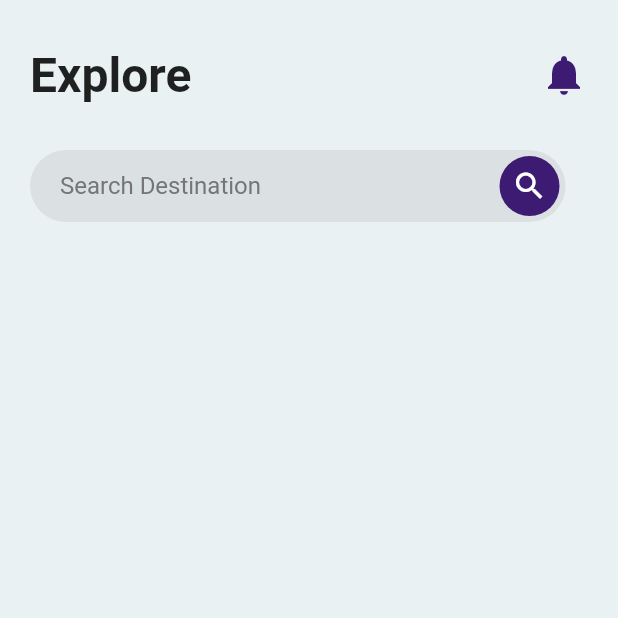
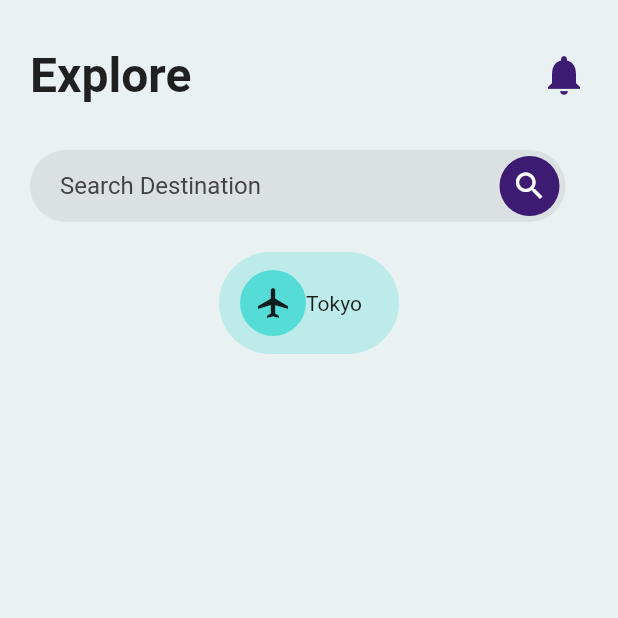
Before and after one commit to mamatovai000/japantravelapp, a Flutter app: the HomePage screen opened directly, on a phone screen of 412 x 824 dp, the top half of it. Run offline on Flutter 3.47's test engine with Material 2 defaults, Android fonts, the phone set to English and light mode, and no system bars.

Commit message:
icon ongoing

```diff
--- a/lib/homepage.dart
+++ b/lib/homepage.dart
@@ -47,8 +47,8 @@ class HomePage extends StatelessWidget {
                                 color: Mycolor.deepblue),
                             child: InkWell(
                                 onTap: () {},
-                                child: Icon(Icons.search,
-                                    color: Colors.white))),
+                                child:
+                                    Icon(Icons.search, color: Colors.white))),
                       ),
                       border: new OutlineInputBorder(
                         borderRadius: const BorderRadius.all(
@@ -60,13 +60,35 @@ class HomePage extends StatelessWidget {
                         ),
                       ),
                       filled: true,
-                      hintStyle: new TextStyle(color: Colors.grey[600]),
+                      hintStyle: new TextStyle(color: Colors.grey[800]),
                       hintText: "Search Destination",
                       fillColor: Colors.grey.withOpacity(0.2)),
                 ),
               ),
+              SizedBox(
+                height: 20,
+              ),
               Container(
-                decoration: BoxDecoration(borderRadius: BorderRadius.circular(50)),
+                width: 120,
+                decoration: BoxDecoration(
+                    borderRadius: BorderRadius.circular(50),
+                    color: Mycolor.skyblue.withOpacity(0.3)),
+                child: Padding(
+                  padding: const EdgeInsets.symmetric(vertical:12,horizontal: 14),
+                  child: Row(
+                    children: [
+                      Container(
+                          decoration: BoxDecoration(
+                              borderRadius: BorderRadius.circular(50),
+                              color: Mycolor.skyblue),
+                          child: Padding(
+                            padding: const EdgeInsets.all(10),
+                            child: Icon(Icons.airplanemode_active),
+                          )),
+                      Text('Tokyo'),
+                    ],
+                  ),
+                ),
               ),
             ],
           ),
```
